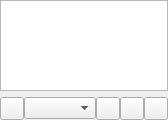
First picture: the form in online/onlineservicespage.ui, repository polpo/cantata-mac, before the edit.
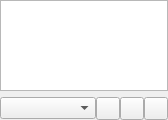
Second picture: the form after the edit. Custom widgets are drawn as their Qt base class.

Commit message: Separate search per online service

Patch:
```diff
--- a/online/onlineservicespage.ui
+++ b/online/onlineservicespage.ui
@@ -43,9 +43,6 @@
      <property name="bottomMargin">
       <number>0</number>
      </property>
-     <item>
-      <widget class="ToolButton" name="searchButton"/>
-     </item>
      <item>
       <widget class="GenreCombo" name="genreCombo">
        <property name="sizePolicy">
```
The commit also changes 6 other files.
